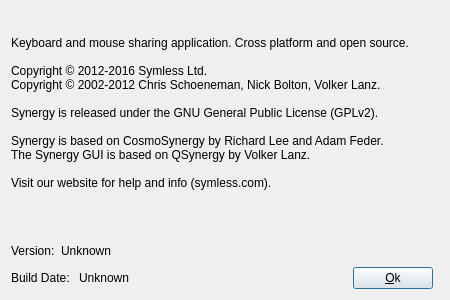
Qt form src/gui/src/AboutDialogBase.ui (deskflow/deskflow) before a commit.
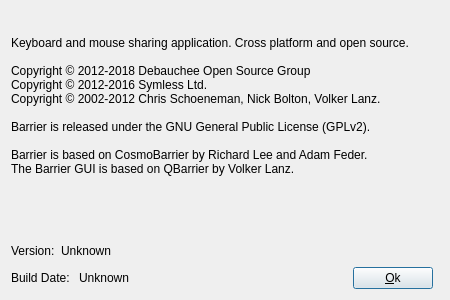
The same form after that commit. Icons and pictures are not drawn.

Commit message: rebranding symless/synergy to debauchee/barrier

The edit to the form file:
```diff
--- a/src/gui/src/AboutDialogBase.ui
+++ b/src/gui/src/AboutDialogBase.ui
@@ -52,12 +52,12 @@
      <property name="text">
       <string>&lt;p&gt;
 Keyboard and mouse sharing application. Cross platform and open source.&lt;br /&gt;&lt;br /&gt;
+Copyright © 2012-2018 Debauchee Open Source Group&lt;br /&gt;
 Copyright © 2012-2016 Symless Ltd.&lt;br /&gt;
 Copyright © 2002-2012 Chris Schoeneman, Nick Bolton, Volker Lanz.&lt;br /&gt;&lt;br /&gt;
-Synergy is released under the GNU General Public License (GPLv2).&lt;br /&gt;&lt;br /&gt;
-Synergy is based on CosmoSynergy by Richard Lee and Adam Feder.&lt;br /&gt;
-The Synergy GUI is based on QSynergy by Volker Lanz.&lt;br /&gt;&lt;br /&gt;
-Visit our website for help and info (symless.com).
+Barrier is released under the GNU General Public License (GPLv2).&lt;br /&gt;&lt;br /&gt;
+Barrier is based on CosmoBarrier by Richard Lee and Adam Feder.&lt;br /&gt;
+The Barrier GUI is based on QBarrier by Volker Lanz.
 &lt;/p&gt;</string>
      </property>
      <property name="margin">
```
Left out of the diff: 8 changed lines with no effect on the pictures. The commit also changes 841 other files.
